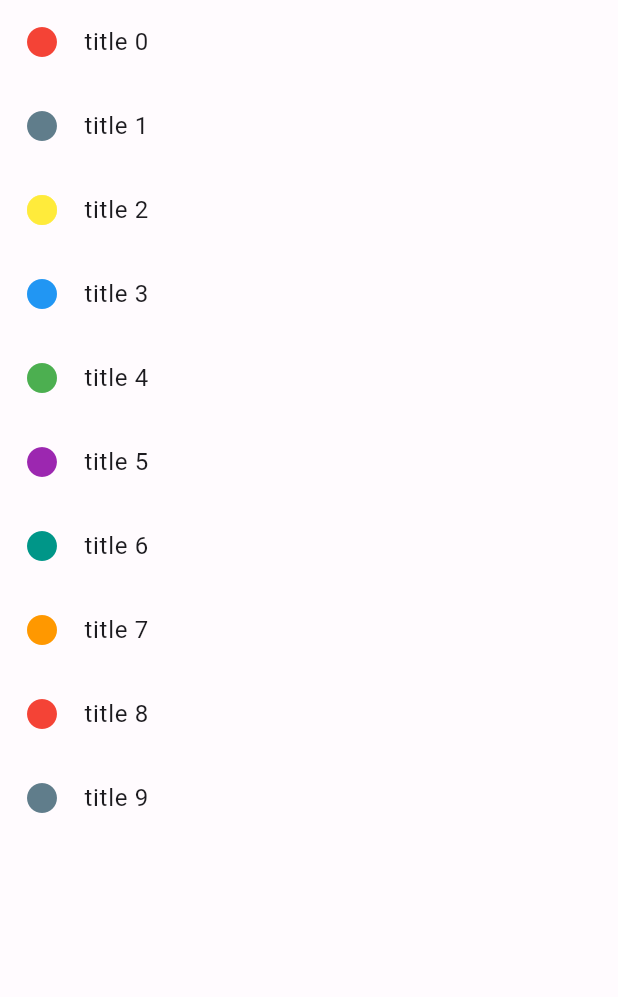
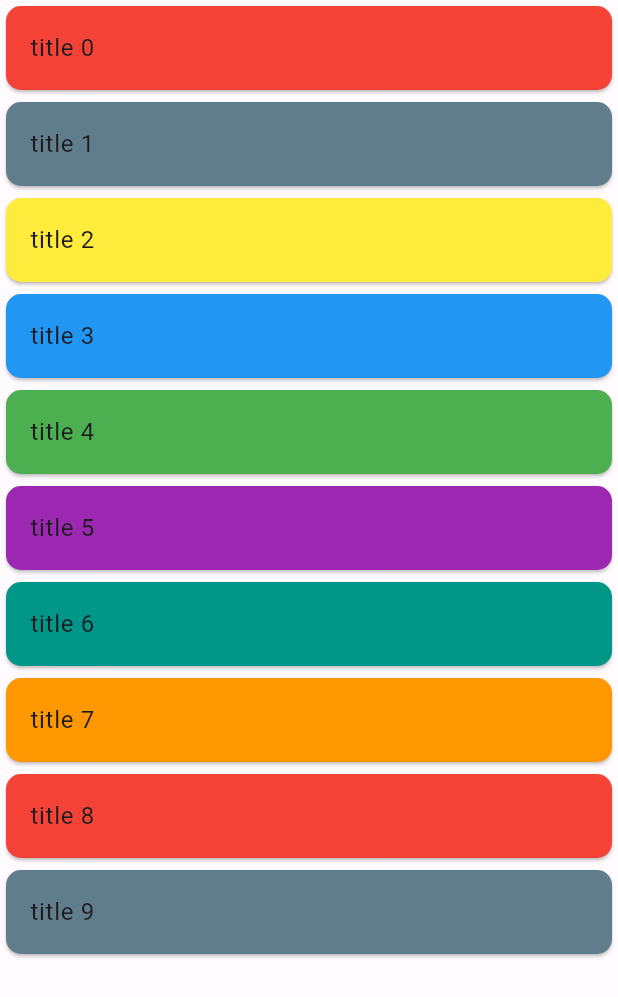
Before and after one commit to willyishmael/ToDo-App, a Flutter app: the TasksPage screen opened directly, on a phone screen of 412 x 824 dp. Shown: the top 997 px of the screen. Run offline on Flutter 3.47's test engine with Material 2 defaults, Android fonts, the phone set to English and light mode, and no system bars; our stand-ins replace either_dart, equatable, flutter_bloc, go_router; missing offline and left inert: flutter_adaptive_scaffold.

Commit message:
extract tasks page by states

```diff
--- a/lib/application/pages/tasks/tasks_page.dart
+++ b/lib/application/pages/tasks/tasks_page.dart
@@ -1,6 +1,9 @@
 import 'package:flutter/material.dart';
 import 'package:flutter_bloc/flutter_bloc.dart';
 import 'package:todo_app/application/pages/tasks/cubit/tasks_cubit.dart';
+import 'package:todo_app/application/pages/tasks/widgets/tasks_at_error_state.dart';
+import 'package:todo_app/application/pages/tasks/widgets/tasks_at_loaded_state.dart';
+import 'package:todo_app/application/pages/tasks/widgets/tasks_at_loading_state.dart';
 import 'package:todo_app/data/repositories/todo_repository_mock.dart';
 import 'package:todo_app/domain/use_cases/todo_use_case.dart';
 
@@ -29,29 +32,12 @@ class TasksPage extends StatelessWidget {
       body: BlocBuilder<TasksCubit, TasksState>(
         builder: (context, state) {
           if (state is TasksLoadingState) {
-            return const CircularProgressIndicator.adaptive();
+            return const TasksAtLoadingState();
           } else if (state is TasksLoadedState) {
             final tasks = state.tasks;
-            return ListView.builder(
-              itemCount: tasks.length,
-              itemBuilder: (context, index) {
-                final item = tasks[index];
-                final colorScheme = Theme.of(context).colorScheme;
-                return ListTile(
-                  tileColor: colorScheme.surface,
-                  selectedTileColor: colorScheme.surfaceVariant,
-                  iconColor: item.color.color,
-                  selectedColor: item.color.color,
-                  onTap: () => debugPrint(item.title),
-                  leading: const Icon(Icons.circle),
-                  title: Text(item.title),
-                );
-              },
-            );
+            return TasksAtLoadedState(tasks: tasks);
           } else if (state is TasksErrorState) {
-            return const Card(
-              child: Text('ERROR, please try again'),
-            );
+            return const TasksAtErrorState();
           } else {
             return const SizedBox();
           }
--- /dev/null
+++ b/lib/application/pages/tasks/widgets/tasks_at_loaded_state.dart
@@ -0,0 +1,31 @@
+import 'package:flutter/material.dart';
+import 'package:todo_app/domain/entities/todo_entity.dart';
+
+class TasksAtLoadedState extends StatelessWidget {
+  const TasksAtLoadedState({
+    super.key,
+    required this.tasks,
+  });
+
+  final List<TodoEntity> tasks;
+
+  @override
+  Widget build(BuildContext context) {
+    return ListView.builder(
+      itemCount: tasks.length,
+      itemBuilder: (context, index) {
+        final item = tasks[index];
+        return Card(
+          color: item.color.color,
+          shape: const RoundedRectangleBorder(
+            borderRadius: BorderRadius.all(Radius.circular(10))
+          ),
+          child: ListTile(
+            onTap: () => debugPrint(item.title),
+            title: Text(item.title),
+          ),
+        );
+      },
+    );
+  }
+}
```
Also changed, not shown: lib/application/pages/tasks/widgets/tasks_at_error_state.dart (added, +14 -0 lines), lib/application/pages/tasks/widgets/tasks_at_loading_state.dart (added, +12 -0 lines).
